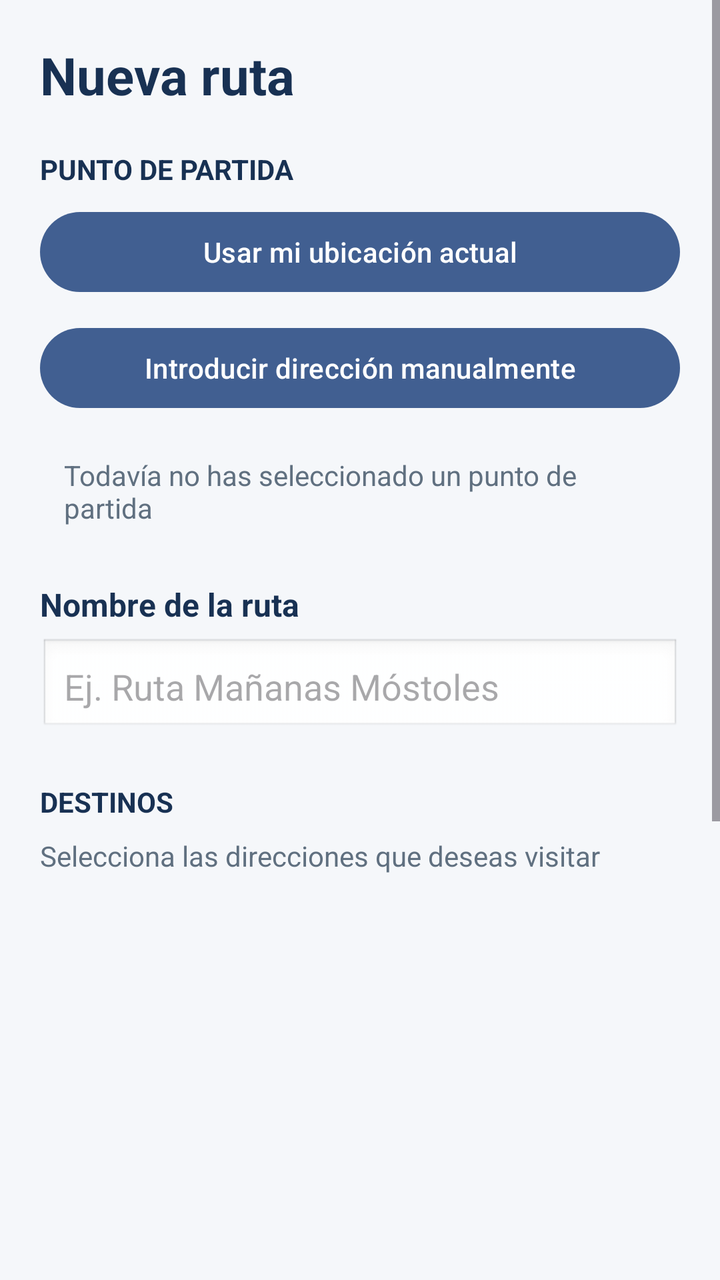
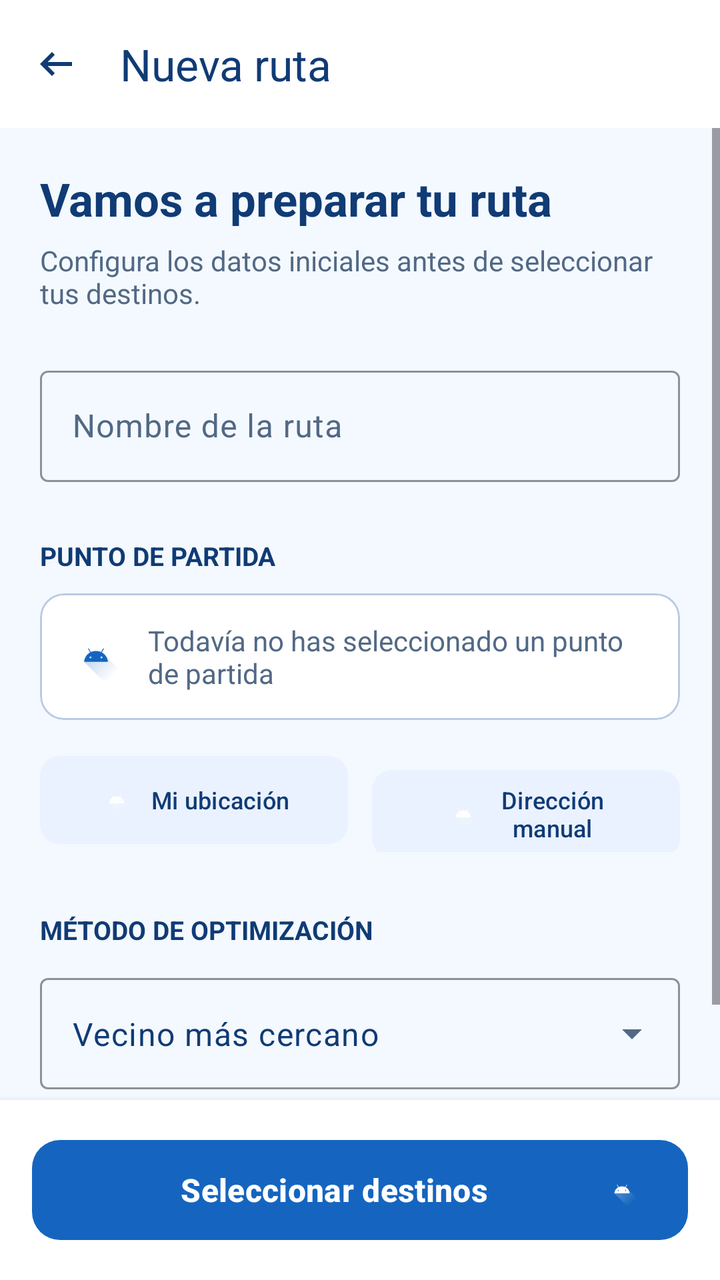

Compare the two renders of this Android layout. The source of the first and the diff that turns it into the second are given below.
<!-- AndroidManifest.xml: application theme Theme.RoutePlanner -->
<!-- res/layout/activity_new_route.xml -->
<?xml version="1.0" encoding="utf-8"?>
<ScrollView xmlns:android="http://schemas.android.com/apk/res/android"
    android:layout_width="match_parent"
    android:layout_height="match_parent"
    android:fillViewport="true"
    android:background="#F5F7FA"
    android:nestedScrollingEnabled="true">

    <LinearLayout
        android:layout_width="match_parent"
        android:layout_height="wrap_content"
        android:orientation="vertical"
        android:padding="20dp">

        <TextView
            android:layout_width="match_parent"
            android:layout_height="wrap_content"
            android:text="Nueva ruta"
            android:textSize="26sp"
            android:textStyle="bold"
            android:textColor="#183153"
            android:layout_marginBottom="20dp"/>

        <TextView
            android:layout_width="match_parent"
            android:layout_height="wrap_content"
            android:text="PUNTO DE PARTIDA"
            android:textStyle="bold"
            android:textColor="#183153"
            android:layout_marginBottom="8dp"/>


        <Button
            android:id="@+id/btnCurrentLocation"
            android:layout_width="match_parent"
            android:layout_height="wrap_content"
            android:text="Usar mi ubicación actual"
            android:drawableStart="@android:drawable/ic_menu_mylocation"
            android:layout_marginBottom="10dp" />

        <Button
            android:id="@+id/btnManualOrigin"
            android:layout_width="match_parent"
            android:layout_height="wrap_content"
            android:text="Introducir dirección manualmente"
            android:drawableStart="@android:drawable/ic_menu_search" />

        <TextView
            android:id="@+id/tvSelectedOrigin"
            android:layout_width="match_parent"
            android:layout_height="wrap_content"
            android:text="Todavía no has seleccionado un punto de partida"
            android:textColor="#607080"
            android:padding="12dp"
            android:layout_marginTop="8dp" />


        <TextView
            android:layout_width="match_parent"
            android:layout_height="wrap_content"
            android:text="Nombre de la ruta"
            android:textColor="#183153"
            android:textSize="16sp"
            android:textStyle="bold"
            android:layout_marginTop="16dp"
            android:layout_marginBottom="6dp" />

        <EditText
            android:id="@+id/etRouteName"
            android:layout_width="match_parent"
            android:layout_height="wrap_content"
            android:hint="Ej. Ruta Mañanas Móstoles"
            android:inputType="textCapSentences"
            android:maxLines="1"
            android:padding="12dp"
            android:background="@android:drawable/edit_text" />

        <TextView
            android:layout_width="match_parent"
            android:layout_height="wrap_content"
            android:text="DESTINOS"
            android:textStyle="bold"
            android:textColor="#183153"
            android:layout_marginTop="24dp"
            android:layout_marginBottom="8dp"/>

        <TextView
            android:id="@+id/tvDestinationCount"
            android:layout_width="match_parent"
            android:layout_height="wrap_content"
            android:text="Selecciona las direcciones que deseas visitar"
            android:textColor="#607080"
            android:layout_marginBottom="8dp"/>

        <androidx.recyclerview.widget.RecyclerView
            android:id="@+id/rvRouteDestinations"
            android:layout_width="match_parent"
            android:layout_height="250dp"
            android:nestedScrollingEnabled="true"
            android:overScrollMode="always"/>

        <TextView
            android:id="@+id/tvNoDestinations"
            android:layout_width="match_parent"
            android:layout_height="wrap_content"
            android:text="Todavía no tienes direcciones guardadas."
            android:textColor="#607080"
            android:padding="16dp"
            android:textAlignment="center"/>

        <TextView
            android:layout_width="match_parent"
            android:layout_height="wrap_content"
            android:text="MÉTODO DE ORDENACIÓN"
            android:textStyle="bold"
            android:textColor="#183153"
            android:layout_marginTop="24dp"
            android:layout_marginBottom="8dp"/>

        <RadioGroup
            android:id="@+id/rgOptimization"
            android:layout_width="match_parent"
            android:layout_height="wrap_content"
            android:orientation="vertical">

            <RadioButton
                android:id="@+id/rbNearest"
                android:layout_width="match_parent"
                android:layout_height="wrap_content"
                android:text="Vecino más cercano"
                android:checked="true"/>

            <RadioButton
                android:id="@+id/rbGlobal"
                android:layout_width="match_parent"
                android:layout_height="wrap_content"
                android:text="Optimización global (Google Routes)"/>

        </RadioGroup>

        <Button
            android:id="@+id/btnCalculateRoute"
            android:layout_width="match_parent"
            android:layout_height="60dp"
            android:text="Calcular ruta"
            android:layout_marginTop="24dp"/>

    </LinearLayout>
</ScrollView>
<!-- resources referenced by this layout -->
<resources>
  <style name="Base.Theme.RoutePlanner" parent="Theme.Material3.DayNight.NoActionBar">
          
          
          <item name="colorPrimary">@color/md_theme_primary</item>
          <item name="colorOnPrimary">@color/md_theme_onPrimary</item>
          <item name="colorPrimaryContainer">@color/md_theme_primaryContainer</item>
          <item name="colorOnPrimaryContainer">@color/md_theme_onPrimaryContainer</item>
          <item name="colorSecondary">@color/md_theme_secondary</item>
          <item name="colorOnSecondary">@color/md_theme_onSecondary</item>
          <item name="colorSecondaryContainer">@color/md_theme_secondaryContainer</item>
          <item name="colorOnSecondaryContainer">@color/md_theme_onSecondaryContainer</item>
          <item name="colorTertiary">@color/md_theme_tertiary</item>
          <item name="colorOnTertiary">@color/md_theme_onTertiary</item>
          <item name="colorTertiaryContainer">@color/md_theme_tertiaryContainer</item>
          <item name="colorOnTertiaryContainer">@color/md_theme_onTertiaryContainer</item>
          <item name="colorError">@color/md_theme_error</item>
          <item name="colorOnError">@color/md_theme_onError</item>
          <item name="colorErrorContainer">@color/md_theme_errorContainer</item>
          <item name="colorOnErrorContainer">@color/md_theme_onErrorContainer</item>
          <item name="android:colorBackground">@color/md_theme_background</item>
          <item name="colorOnBackground">@color/md_theme_onBackground</item>
          <item name="colorSurface">@color/md_theme_surface</item>
          <item name="colorOnSurface">@color/md_theme_onSurface</item>
          <item name="colorSurfaceVariant">@color/md_theme_surfaceVariant</item>
          <item name="colorOnSurfaceVariant">@color/md_theme_onSurfaceVariant</item>
          <item name="colorOutline">@color/md_theme_outline</item>
          <item name="colorOutlineVariant">@color/md_theme_outlineVariant</item>
          <item name="colorSurfaceInverse">@color/md_theme_inverseSurface</item>
          <item name="colorOnSurfaceInverse">@color/md_theme_inverseOnSurface</item>
          <item name="colorPrimaryInverse">@color/md_theme_inversePrimary</item>
          <item name="colorPrimaryFixed">@color/md_theme_primaryFixed</item>
          <item name="colorOnPrimaryFixed">@color/md_theme_onPrimaryFixed</item>
          <item name="colorPrimaryFixedDim">@color/md_theme_primaryFixedDim</item>
          <item name="colorOnPrimaryFixedVariant">@color/md_theme_onPrimaryFixedVariant</item>
          <item name="colorSecondaryFixed">@color/md_theme_secondaryFixed</item>
          <item name="colorOnSecondaryFixed">@color/md_theme_onSecondaryFixed</item>
          <item name="colorSecondaryFixedDim">@color/md_theme_secondaryFixedDim</item>
          <item name="colorOnSecondaryFixedVariant">@color/md_theme_onSecondaryFixedVariant</item>
          <item name="colorTertiaryFixed">@color/md_theme_tertiaryFixed</item>
          <item name="colorOnTertiaryFixed">@color/md_theme_onTertiaryFixed</item>
          <item name="colorTertiaryFixedDim">@color/md_theme_tertiaryFixedDim</item>
          <item name="colorOnTertiaryFixedVariant">@color/md_theme_onTertiaryFixedVariant</item>
          <item name="colorSurfaceDim">@color/md_theme_surfaceDim</item>
          <item name="colorSurfaceBright">@color/md_theme_surfaceBright</item>
          <item name="colorSurfaceContainerLowest">@color/md_theme_surfaceContainerLowest</item>
          <item name="colorSurfaceContainerLow">@color/md_theme_surfaceContainerLow</item>
          <item name="colorSurfaceContainer">@color/md_theme_surfaceContainer</item>
          <item name="colorSurfaceContainerHigh">@color/md_theme_surfaceContainerHigh</item>
          <item name="colorSurfaceContainerHighest">@color/md_theme_surfaceContainerHighest</item>
      </style>
  <color name="md_theme_primary">#415F91</color>
  <color name="md_theme_onPrimary">#FFFFFF</color>
  <color name="md_theme_primaryContainer">#D6E3FF</color>
  <color name="md_theme_onPrimaryContainer">#284777</color>
  <color name="md_theme_secondary">#565F71</color>
  <color name="md_theme_onSecondary">#FFFFFF</color>
  <color name="md_theme_secondaryContainer">#DAE2F9</color>
  <color name="md_theme_onSecondaryContainer">#3E4759</color>
  <color name="md_theme_tertiary">#705575</color>
  <color name="md_theme_onTertiary">#FFFFFF</color>
  <color name="md_theme_error">#BA1A1A</color>
  <color name="md_theme_onError">#FFFFFF</color>
  <color name="md_theme_background">#F9F9FF</color>
  <color name="md_theme_onBackground">#191C20</color>
  <color name="md_theme_surface">#F9F9FF</color>
  <color name="md_theme_onSurface">#191C20</color>
  <color name="md_theme_surfaceVariant">#E0E2EC</color>
  <color name="md_theme_onSurfaceVariant">#44474E</color>
  <color name="md_theme_outline">#74777F</color>
  <!-- unchanged entries left out for length: 28 -->
</resources>

<!-- the commit's change to res/layout/activity_new_route.xml (unified diff, before → after) -->
@@ -1,149 +1,226 @@
 <?xml version="1.0" encoding="utf-8"?>
-<ScrollView xmlns:android="http://schemas.android.com/apk/res/android"
+<LinearLayout xmlns:android="http://schemas.android.com/apk/res/android"
+    xmlns:app="http://schemas.android.com/apk/res-auto"
     android:layout_width="match_parent"
     android:layout_height="match_parent"
-    android:fillViewport="true"
-    android:background="#F5F7FA"
-    android:nestedScrollingEnabled="true">
-
+    android:orientation="vertical"
+    android:background="@color/rp_background">
+
+    
+    <com.google.android.material.appbar.MaterialToolbar
+        android:id="@+id/toolbar"
+        android:layout_width="match_parent"
+        android:layout_height="?attr/actionBarSize"
+        android:background="@color/rp_surface"
+        app:title="Nueva ruta"
+        app:titleTextColor="@color/rp_text_primary"
+        app:navigationIcon="@drawable/ic_arrow_back_24"
+        app:navigationIconTint="@color/rp_text_primary"
+        app:elevation="2dp" />
+
+    <ScrollView
+        android:layout_width="match_parent"
+        android:layout_height="0dp"
+        android:layout_weight="1"
+        android:fillViewport="true">
+
+        <LinearLayout
+            android:layout_width="match_parent"
+            android:layout_height="wrap_content"
+            android:orientation="vertical"
+            android:padding="20dp">
+
+            
+            <TextView
+                android:layout_width="match_parent"
+                android:layout_height="wrap_content"
+                android:text="Vamos a preparar tu ruta"
+                android:textColor="@color/rp_text_primary"
+                android:textSize="23sp"
+                android:textStyle="bold" />
+
+            <TextView
+                android:layout_width="match_parent"
+                android:layout_height="wrap_content"
+                android:layout_marginTop="6dp"
+                android:layout_marginBottom="24dp"
+                android:text="Configura los datos iniciales antes de seleccionar tus destinos."
+                android:textColor="@color/rp_text_secondary"
+                android:textSize="14sp" />
+
+            
+            <com.google.android.material.textfield.TextInputLayout
+                android:id="@+id/tilRouteName"
+                style="@style/Widget.Material3.TextInputLayout.OutlinedBox"
+                android:layout_width="match_parent"
+                android:layout_height="wrap_content"
+                android:hint="Nombre de la ruta"
+                app:boxStrokeColor="@color/rp_primary"
+                app:hintTextColor="@color/rp_primary">
+
+                <com.google.android.material.textfield.TextInputEditText
+                    android:id="@+id/etRouteName"
+                    android:layout_width="match_parent"
+                    android:layout_height="wrap_content"
+                    android:inputType="textCapSentences"
+                    android:maxLines="1"
+                    android:imeOptions="actionNext" />
+
+            </com.google.android.material.textfield.TextInputLayout>
+
+            
+            <TextView
+                android:layout_width="match_parent"
+                android:layout_height="wrap_content"
+                android:layout_marginTop="28dp"
+                android:layout_marginBottom="10dp"
+                android:text="PUNTO DE PARTIDA"
+                android:textColor="@color/rp_text_primary"
+                android:textSize="13sp"
+                android:textStyle="bold" />
+
+            
+            <com.google.android.material.card.MaterialCardView
+                android:layout_width="match_parent"
+                android:layout_height="wrap_content"
+                app:cardBackgroundColor="@color/rp_surface"
+                app:cardCornerRadius="12dp"
+                app:strokeColor="@color/rp_outline"
+                app:strokeWidth="1dp">
+
+                <LinearLayout
+                    android:layout_width="match_parent"
+                    android:layout_height="wrap_content"
+                    android:orientation="horizontal"
+                    android:gravity="center_vertical"
+                    android:padding="14dp">
+
+                    <ImageView
+                        android:layout_width="28dp"
+                        android:layout_height="28dp"
+                        android:src="@drawable/ic_launcher_foreground"
+                        android:contentDescription="Punto de partida"
+                        app:tint="@color/rp_primary" />
+
+                    <TextView
+                        android:id="@+id/tvSelectedOrigin"
+                        android:layout_width="0dp"
+                        android:layout_height="wrap_content"
+                        android:layout_weight="1"
+                        android:layout_marginStart="12dp"
+                        android:text="Todavía no has seleccionado un punto de partida"
+                        android:textColor="@color/rp_text_secondary"
+                        android:textSize="14sp" />
+
+                </LinearLayout>
+
+            </com.google.android.material.card.MaterialCardView>
+
+            
+            <LinearLayout
+                android:layout_width="match_parent"
+                android:layout_height="wrap_content"
+                android:layout_marginTop="14dp"
+                android:orientation="horizontal"
+                android:weightSum="2">
+
+                <com.google.android.material.button.MaterialButton
+                    android:id="@+id/btnCurrentLocation"
+                    android:layout_width="0dp"
+                    android:layout_height="wrap_content"
+                    android:layout_weight="1"
+                    android:layout_marginEnd="6dp"
+                    android:minHeight="52dp"
+                    android:text="Mi ubicación"
+                    android:textSize="12sp"
+                    app:icon="@drawable/ic_launcher_foreground"
+                    app:iconGravity="textStart"
+                    app:iconSize="18dp"
+                    app:cornerRadius="10dp"
+                    app:backgroundTint="@color/rp_icon_background"
+                    android:textColor="@color/rp_text_primary" />
+
+                <com.google.android.material.button.MaterialButton
+                    android:id="@+id/btnManualOrigin"
+                    android:layout_width="0dp"
+                    android:layout_height="wrap_content"
+                    android:layout_weight="1"
+                    android:layout_marginStart="6dp"
+                    android:minHeight="52dp"
+                    android:text="Dirección manual"
+                    android:textSize="12sp"
+                    app:icon="@drawable/ic_launcher_foreground"
+                    app:iconGravity="textStart"
+                    app:iconSize="18dp"
+                    app:cornerRadius="10dp"
+                    app:backgroundTint="@color/rp_icon_background"
+                    android:textColor="@color/rp_text_primary" />
+
+            </LinearLayout>
+
+            
+            <TextView
+                android:layout_width="match_parent"
+                android:layout_height="wrap_content"
+                android:layout_marginTop="30dp"
+                android:layout_marginBottom="10dp"
+                android:text="MÉTODO DE OPTIMIZACIÓN"
+                android:textColor="@color/rp_text_primary"
+                android:textSize="13sp"
+                android:textStyle="bold" />
+
+            <com.google.android.material.textfield.TextInputLayout
+                android:id="@+id/tilOptimization"
+                style="@style/Widget.Material3.TextInputLayout.OutlinedBox.ExposedDropdownMenu"
+                android:layout_width="match_parent"
+                android:layout_height="wrap_content"
+                app:boxStrokeColor="@color/rp_primary">
+
+                <com.google.android.material.textfield.MaterialAutoCompleteTextView
+                    android:id="@+id/actOptimization"
+                    android:layout_width="match_parent"
+                    android:layout_height="wrap_content"
+                    android:inputType="none"
+                    android:text="Vecino más cercano"
+                    android:textColor="@color/rp_text_primary"
+                    android:importantForAutofill="no" />
+
+            </com.google.android.material.textfield.TextInputLayout>
+
+            <TextView
+                android:layout_width="match_parent"
+                android:layout_height="wrap_content"
+                android:layout_marginTop="8dp"
+                android:text="El método elegido determinará el orden de visita de los destinos."
+                android:textColor="@color/rp_text_secondary"
+                android:textSize="12sp" />
+
+        </LinearLayout>
+
+    </ScrollView>
+
+    
     <LinearLayout
         android:layout_width="match_parent"
         android:layout_height="wrap_content"
         android:orientation="vertical"
-        android:padding="20dp">
-
-        <TextView
+        android:padding="16dp"
+        android:background="@color/rp_surface"
+        android:elevation="6dp">
+
+        <com.google.android.material.button.MaterialButton
+            android:id="@+id/btnSelectDestinations"
             android:layout_width="match_parent"
-            android:layout_height="wrap_content"
-            android:text="Nueva ruta"
-            android:textSize="26sp"
-            android:textStyle="bold"
-            android:textColor="#183153"
-            android:layout_marginBottom="20dp"/>
-
-        <TextView
-            android:layout_width="match_parent"
-            android:layout_height="wrap_content"
-            android:text="PUNTO DE PARTIDA"
-            android:textStyle="bold"
-            android:textColor="#183153"
-            android:layout_marginBottom="8dp"/>
-
-
-        <Button
-            android:id="@+id/btnCurrentLocation"
-            android:layout_width="match_parent"
-            android:layout_height="wrap_content"
-            android:text="Usar mi ubicación actual"
-            android:drawableStart="@android:drawable/ic_menu_mylocation"
-            android:layout_marginBottom="10dp" />
-
-        <Button
-            android:id="@+id/btnManualOrigin"
-            android:layout_width="match_parent"
-            android:layout_height="wrap_content"
-            android:text="Introducir dirección manualmente"
-            android:drawableStart="@android:drawable/ic_menu_search" />
-
-        <TextView
-            android:id="@+id/tvSelectedOrigin"
-            android:layout_width="match_parent"
-            android:layout_height="wrap_content"
-            android:text="Todavía no has seleccionado un punto de partida"
-            android:textColor="#607080"
-            android:padding="12dp"
-            android:layout_marginTop="8dp" />
-
-
-        <TextView
-            android:layout_width="match_parent"
-            android:layout_height="wrap_content"
-            android:text="Nombre de la ruta"
-            android:textColor="#183153"
+            android:layout_height="58dp"
+            android:text="Seleccionar destinos"
             android:textSize="16sp"
             android:textStyle="bold"
-            android:layout_marginTop="16dp"
-            android:layout_marginBottom="6dp" />
-
-        <EditText
-            android:id="@+id/etRouteName"
-            android:layout_width="match_parent"
-            android:layout_height="wrap_content"
-            android:hint="Ej. Ruta Mañanas Móstoles"
-            android:inputType="textCapSentences"
-            android:maxLines="1"
-            android:padding="12dp"
-            android:background="@android:drawable/edit_text" />
-
-        <TextView
-            android:layout_width="match_parent"
-            android:layout_height="wrap_content"
-            android:text="DESTINOS"
-            android:textStyle="bold"
-            android:textColor="#183153"
-            android:layout_marginTop="24dp"
-            android:layout_marginBottom="8dp"/>
-
-        <TextView
-            android:id="@+id/tvDestinationCount"
-            android:layout_width="match_parent"
-            android:layout_height="wrap_content"
-            android:text="Selecciona las direcciones que deseas visitar"
-            android:textColor="#607080"
-            android:layout_marginBottom="8dp"/>
-
-        <androidx.recyclerview.widget.RecyclerView
-            android:id="@+id/rvRouteDestinations"
-            android:layout_width="match_parent"
-            android:layout_height="250dp"
-            android:nestedScrollingEnabled="true"
-            android:overScrollMode="always"/>
-
-        <TextView
-            android:id="@+id/tvNoDestinations"
-            android:layout_width="match_parent"
-            android:layout_height="wrap_content"
-            android:text="Todavía no tienes direcciones guardadas."
-            android:textColor="#607080"
-            android:padding="16dp"
-            android:textAlignment="center"/>
-
-        <TextView
-            android:layout_width="match_parent"
-            android:layout_height="wrap_content"
-            android:text="MÉTODO DE ORDENACIÓN"
-            android:textStyle="bold"
-            android:textColor="#183153"
-            android:layout_marginTop="24dp"
-            android:layout_marginBottom="8dp"/>
-
-        <RadioGroup
-            android:id="@+id/rgOptimization"
-            android:layout_width="match_parent"
-            android:layout_height="wrap_content"
-            android:orientation="vertical">
-
-            <RadioButton
-                android:id="@+id/rbNearest"
-                android:layout_width="match_parent"
-                android:layout_height="wrap_content"
-                android:text="Vecino más cercano"
-                android:checked="true"/>
-
-            <RadioButton
-                android:id="@+id/rbGlobal"
-                android:layout_width="match_parent"
-                android:layout_height="wrap_content"
-                android:text="Optimización global (Google Routes)"/>
-
-        </RadioGroup>
-
-        <Button
-            android:id="@+id/btnCalculateRoute"
-            android:layout_width="match_parent"
-            android:layout_height="60dp"
-            android:text="Calcular ruta"
-            android:layout_marginTop="24dp"/>
+            app:icon="@drawable/ic_launcher_foreground"
+            app:iconGravity="end"
+            app:cornerRadius="14dp"
+            app:backgroundTint="@color/rp_primary"
+            android:textColor="@color/rp_surface" />
 
     </LinearLayout>
-</ScrollView>
+
+</LinearLayout>
<!-- resource entries referenced after the edit -->
@@ -1,31 +1,83 @@
 <!-- resources referenced by this layout -->
 <resources>
+  <color name="rp_background">#F4F9FF</color>
+  <color name="rp_icon_background">#EAF2FF</color>
+  <color name="rp_outline">#B8CBE3</color>
+  <color name="rp_primary">#1565C0</color>
+  <color name="rp_surface">#FFFFFF</color>
+  <color name="rp_text_primary">#103B75</color>
+  <color name="rp_text_secondary">#526985</color>
+  <!-- drawable ic_arrow_back_24 (drawable) -->
+  <vector xmlns:android="http://schemas.android.com/apk/res/android" android:autoMirrored="true" android:height="24dp" android:tint="@color/rp_primary_dark" android:viewportHeight="960" android:viewportWidth="960" android:width="24dp">
+        
+      <path android:fillColor="@android:color/white" android:pathData="M400,720L160,480L400,240L456,298L314,440L800,440L800,520L314,520L456,662L400,720Z"/>
+      
+  </vector>
+  <!-- drawable ic_launcher_foreground (drawable) -->
+  <vector xmlns:android="http://schemas.android.com/apk/res/android"
+      xmlns:aapt="http://schemas.android.com/aapt"
+      android:width="108dp"
+      android:height="108dp"
+      android:viewportWidth="108"
+      android:viewportHeight="108">
+      <path android:pathData="M31,63.928c0,0 6.4,-11 12.1,-13.1c7.2,-2.6 26,-1.4 26,-1.4l38.1,38.1L107,108.928l-32,-1L31,63.928z">
+          <aapt:attr name="android:fillColor">
+              <gradient
+                  android:endX="85.84757"
+                  android:endY="92.4963"
+                  android:startX="42.9492"
+                  android:startY="49.59793"
+                  android:type="linear">
+                  <item
+                      android:color="#44000000"
+                      android:offset="0.0" />
+                  <item
+                      android:color="#00000000"
+                      android:offset="1.0" />
+              </gradient>
+          </aapt:attr>
+      </path>
+      <path
+          android:fillColor="#FFFFFF"
+          android:fillType="nonZero"
+          android:pathData="M65.3,45.828l3.8,-6.6c0.2,-0.4 0.1,-0.9 -0.3,-1.1c-0.4,-0.2 -0.9,-0.1 -1.1,0.3l-3.9,6.7c-6.3,-2.8 -13.4,-2.8 -19.7,0l-3.9,-6.7c-0.2,-0.4 -0.7,-0.5 -1.1,-0.3C38.8,38.328 38.7,38.828 38.9,39.228l3.8,6.6C36.2,49.428 31.7,56.028 31,63.928h46C76.3,56.028 71.8,49.428 65.3,45.828zM43.4,57.328c-0.8,0 -1.5,-0.5 -1.8,-1.2c-0.3,-0.7 -0.1,-1.5 0.4,-2.1c0.5,-0.5 1.4,-0.7 2.1,-0.4c0.7,0.3 1.2,1 1.2,1.8C45.3,56.528 44.5,57.328 43.4,57.328L43.4,57.328zM64.6,57.328c-0.8,0 -1.5,-0.5 -1.8,-1.2s-0.1,-1.5 0.4,-2.1c0.5,-0.5 1.4,-0.7 2.1,-0.4c0.7,0.3 1.2,1 1.2,1.8C66.5,56.528 65.6,57.328 64.6,57.328L64.6,57.328z"
+          android:strokeWidth="1"
+          android:strokeColor="#00000000" />
+  </vector>
+  <color name="rp_primary_dark">#103B75</color>
   <style name="Base.Theme.RoutePlanner" parent="Theme.Material3.DayNight.NoActionBar">
           
-          
-          <item name="colorPrimary">@color/md_theme_primary</item>
-          <item name="colorOnPrimary">@color/md_theme_onPrimary</item>
-          <item name="colorPrimaryContainer">@color/md_theme_primaryContainer</item>
-          <item name="colorOnPrimaryContainer">@color/md_theme_onPrimaryContainer</item>
-          <item name="colorSecondary">@color/md_theme_secondary</item>
-          <item name="colorOnSecondary">@color/md_theme_onSecondary</item>
-          <item name="colorSecondaryContainer">@color/md_theme_secondaryContainer</item>
-          <item name="colorOnSecondaryContainer">@color/md_theme_onSecondaryContainer</item>
-          <item name="colorTertiary">@color/md_theme_tertiary</item>
-          <item name="colorOnTertiary">@color/md_theme_onTertiary</item>
+          <item name="windowSplashScreenBackground">@color/rp_background</item>
+  
+          <item name="colorPrimary">@color/rp_primary</item>
+          <item name="colorOnPrimary">@color/rp_surface</item>
+          <item name="colorPrimaryContainer">@color/rp_icon_background</item>
+          <item name="colorOnPrimaryContainer">@color/rp_text_primary</item>
+  
+          <item name="colorSecondary">@color/rp_primary_dark</item>
+          <item name="colorOnSecondary">@color/rp_surface</item>
+          <item name="colorSecondaryContainer">@color/rp_icon_background</item>
+          <item name="colorOnSecondaryContainer">@color/rp_text_primary</item>
+  
+          <item name="colorTertiary">@color/rp_success</item>
+          <item name="colorOnTertiary">@color/rp_surface</item>
           <item name="colorTertiaryContainer">@color/md_theme_tertiaryContainer</item>
           <item name="colorOnTertiaryContainer">@color/md_theme_onTertiaryContainer</item>
-          <item name="colorError">@color/md_theme_error</item>
-          <item name="colorOnError">@color/md_theme_onError</item>
+  
+          <item name="colorError">@color/rp_destination</item>
+          <item name="colorOnError">@color/rp_surface</item>
           <item name="colorErrorContainer">@color/md_theme_errorContainer</item>
           <item name="colorOnErrorContainer">@color/md_theme_onErrorContainer</item>
-          <item name="android:colorBackground">@color/md_theme_background</item>
-          <item name="colorOnBackground">@color/md_theme_onBackground</item>
-          <item name="colorSurface">@color/md_theme_surface</item>
-          <item name="colorOnSurface">@color/md_theme_onSurface</item>
-          <item name="colorSurfaceVariant">@color/md_theme_surfaceVariant</item>
-          <item name="colorOnSurfaceVariant">@color/md_theme_onSurfaceVariant</item>
-          <item name="colorOutline">@color/md_theme_outline</item>
+  
+          <item name="android:colorBackground">@color/rp_background</item>
+          <item name="colorOnBackground">@color/rp_text_primary</item>
+          <item name="colorSurface">@color/rp_surface</item>
+          <item name="colorOnSurface">@color/rp_text_primary</item>
+  
+          <item name="colorSurfaceVariant">@color/rp_icon_background</item>
+          <item name="colorOnSurfaceVariant">@color/rp_text_secondary</item>
+          <item name="colorOutline">@color/rp_outline</item>
+  
           <item name="colorOutlineVariant">@color/md_theme_outlineVariant</item>
           <item name="colorSurfaceInverse">@color/md_theme_inverseSurface</item>
           <item name="colorOnSurfaceInverse">@color/md_theme_inverseOnSurface</item>
@@ -50,25 +102,8 @@
           <item name="colorSurfaceContainerHigh">@color/md_theme_surfaceContainerHigh</item>
           <item name="colorSurfaceContainerHighest">@color/md_theme_surfaceContainerHighest</item>
       </style>
-  <color name="md_theme_primary">#415F91</color>
-  <color name="md_theme_onPrimary">#FFFFFF</color>
-  <color name="md_theme_primaryContainer">#D6E3FF</color>
-  <color name="md_theme_onPrimaryContainer">#284777</color>
-  <color name="md_theme_secondary">#565F71</color>
-  <color name="md_theme_onSecondary">#FFFFFF</color>
-  <color name="md_theme_secondaryContainer">#DAE2F9</color>
-  <color name="md_theme_onSecondaryContainer">#3E4759</color>
-  <color name="md_theme_tertiary">#705575</color>
-  <color name="md_theme_onTertiary">#FFFFFF</color>
-  <color name="md_theme_error">#BA1A1A</color>
-  <color name="md_theme_onError">#FFFFFF</color>
-  <color name="md_theme_background">#F9F9FF</color>
-  <color name="md_theme_onBackground">#191C20</color>
-  <color name="md_theme_surface">#F9F9FF</color>
-  <color name="md_theme_onSurface">#191C20</color>
-  <color name="md_theme_surfaceVariant">#E0E2EC</color>
-  <color name="md_theme_onSurfaceVariant">#44474E</color>
-  <color name="md_theme_outline">#74777F</color>
+  <color name="rp_success">#43A047</color>
+  <color name="rp_destination">#EF4444</color>
   <!-- unchanged entries left out for length: 28 -->
 </resources>
 
